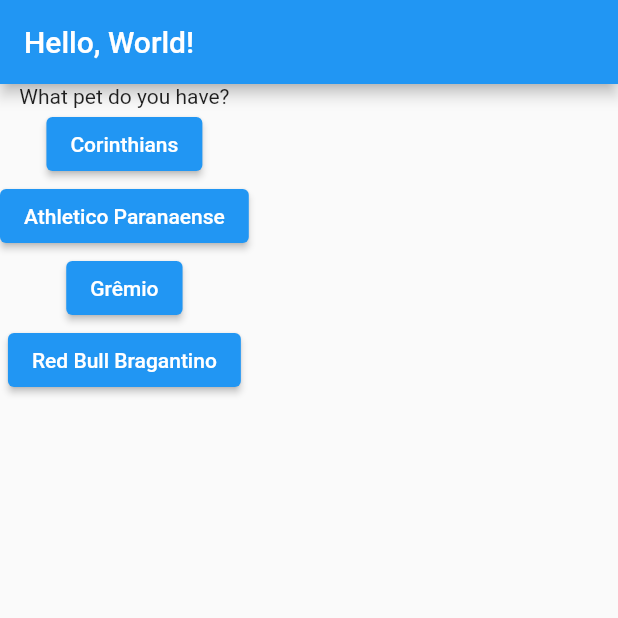
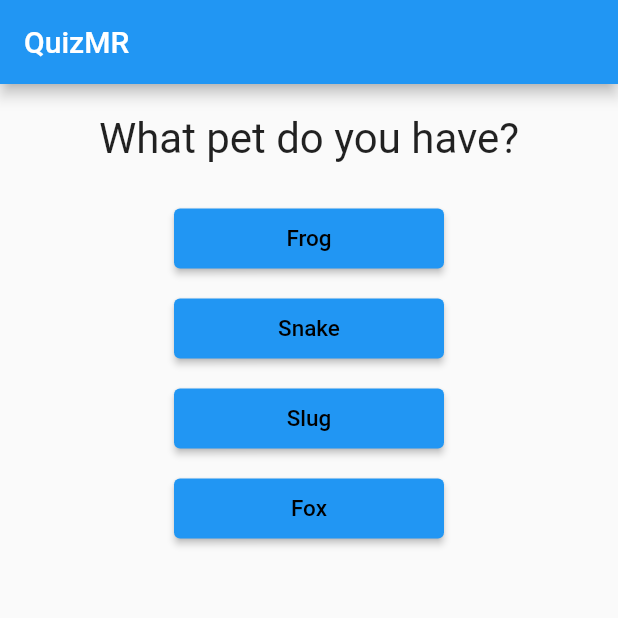
Before and after one commit to victormatta/QuizApp, a Flutter app: the screen it shows after launch, after a tap on "Corinthians", on a phone screen of 412 x 824 dp, the top half of it. Run offline on Flutter 3.47's test engine with Material 2 defaults, Android fonts, the phone set to English and light mode, and no system bars.

Commit message:
Advacing in App creation

```diff
--- /dev/null
+++ b/lib/answer.dart
@@ -0,0 +1,29 @@
+import 'package:flutter/material.dart';
+
+class Answer extends StatelessWidget {
+  const Answer(this.text, this.onSelect, {super.key});
+
+  final String text;
+  final void Function() onSelect;
+
+  @override
+  Widget build(BuildContext context) {
+    return Container(
+      width: 180,
+      height: 40,
+      margin: const EdgeInsets.all(10),
+      child: ElevatedButton(
+        style: ElevatedButton.styleFrom(
+          backgroundColor: Colors.blue,
+          foregroundColor: Colors.black,
+        ),
+        onPressed: onSelect,
+        child: Text(
+          text,
+          style: const TextStyle(fontSize: 15),
+          textAlign: TextAlign.center,
+        ),
+      ),
+    );
+  }
+}
--- /dev/null
+++ b/lib/congratulations.dart
@@ -0,0 +1,15 @@
+import 'package:flutter/material.dart';
+
+class Congratulations extends StatelessWidget {
+  const Congratulations({super.key});
+
+  @override
+  Widget build(BuildContext context) {
+    return const Center(
+      child: Text(
+        "🎉Congratulations🎉",
+        style: TextStyle(fontSize: 30),
+      ),
+    );
+  }
+}
--- a/lib/main.dart
+++ b/lib/main.dart
@@ -1,53 +1,80 @@
 import 'package:flutter/material.dart';
+import 'package:flutter_quiz/answer.dart';
+import 'package:flutter_quiz/congratulations.dart';
+import './question.dart';
 
-main() {
+void main() {
   runApp(const QuizApp());
 }
 
-class QuestionAppState extends State<QuizApp> {
-  var questionSelect = 0;
+class _QuestionAppState extends State<QuizApp> {
+  var _questionSelect = 0;
 
-  void answer() {
-    setState(() {
-      questionSelect++;
-    });
-    print(questionSelect);
+  final _questions = const [
+    {
+      "text": "What's your hearth team?",
+      "answer": [
+        "Corinthians",
+        "Athletico Paranaense",
+        "Grêmio",
+        "Red Bull Bragantino"
+      ],
+    },
+    {
+      "text": "What pet do you have?",
+      "answer": ["Frog", "Snake", "Slug", "Fox"],
+    },
+    {
+      "text": "What's your favorite color?",
+      "answer": ["Black", "Yellow", "Blue", "Red"],
+    },
+    {
+      "text": "What's name your pet?",
+      "answer": [
+        "Jurandir & Boberto",
+        "Gatona Branca",
+        "Luis Fernando",
+        "Manjericão",
+        "Paçoca"
+      ],
+    }
+  ];
+
+  void _answer() {
+    if (selectedQuestion) {
+      setState(() {
+        _questionSelect++;
+      });
+    }
+  }
+
+  bool get selectedQuestion {
+    return _questionSelect < _questions.length;
   }
 
   @override
   Widget build(BuildContext context) {
-    final questions = [
-      "What's your hearth team?",
-      "What pet do you have?",
-      "What's your favorite color?"
-    ];
+    List answers =
+        selectedQuestion ? _questions[_questionSelect]["answer"] as List : [];
+    // List answerWidgets = answers.map((text) => Answer(text, _answer)).toList();
+    // List answers = [];
+    // for (var answerText in _questions[_questionSelect]["answer"] as List) {
+    //   answers.add(Answer(answerText, _answer));
+    // }
 
     return MaterialApp(
       home: Scaffold(
           appBar: AppBar(
-            title: const Text("Hello, World!"),
+            title: const Text("QuizMR"),
           ),
-          body: Column(
-            children: [
-              Text(questions[questionSelect]),
-              ElevatedButton(
-                onPressed: answer,
-                child: const Text("Corinthians"),
-              ),
-              ElevatedButton(
-                onPressed: answer,
-                child: const Text("Athletico Paranaense"),
-              ),
-              ElevatedButton(
-                onPressed: answer,
-                child: const Text("Grêmio"),
-              ),
-              ElevatedButton(
-                onPressed: answer,
-                child: const Text("Red Bull Bragantino"),
-              ),
-            ],
-          )),
+          body: selectedQuestion
+              ? Column(
+                  children: [
+                    Question(_questions[_questionSelect]["text"].toString()),
+                    ...answers.map((text) => Answer(text, _answer)).toList(),
+                  ],
+                )
+              : const Congratulations()),
     );
   }
 }
@@ -56,7 +83,7 @@ class QuizApp extends StatefulWidget {
   const QuizApp({super.key});
 
   @override
-  QuestionAppState createState() {
-    return QuestionAppState();
+  _QuestionAppState createState() {
+    return _QuestionAppState();
   }
 }
--- /dev/null
+++ b/lib/question.dart
@@ -0,0 +1,20 @@
+import 'package:flutter/material.dart';
+
+class Question extends StatelessWidget {
+  const Question(this.text, {super.key});
+
+  final String text;
+
+  @override
+  Widget build(BuildContext context) {
+    return Container(
+      width: double.infinity,
+      margin: const EdgeInsets.all(20),
+      child: Text(
+        text,
+        style: const TextStyle(fontSize: 28),
+        textAlign: TextAlign.center,
+      ),
+    );
+  }
+}
```
